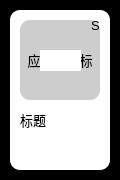
The window that src/rightClickHelper/view/management/menuItemCard.ui (NWYLZW/right-click-helper) describes before a commit, drawn with Qt 5.
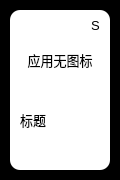
The same window after the commit. Icons and pictures are not drawn.

Commit message: [refactor] (view) 界面布局优化

```diff
--- a/src/rightClickHelper/view/management/menuItemCard.ui
+++ b/src/rightClickHelper/view/management/menuItemCard.ui
@@ -46,12 +46,14 @@
 	border-image: url(:/ico/image/common-icon/edit-ed.png);
 }
 
-#remove {
+#switchItem {
 	border: none;
-	border-image: url(:/ico/image/common-icon/delete.png);
 }
-#remove:hover {
-	border-image: url(:/ico/image/common-icon/delete-ed.png);
+#switchItem[status='open'] {
+    border-image: url(:/ico/image/switch-open.png);
+}
+#switchItem[status='close'] {
+    border-image: url(:/ico/image/switch-close.png);
 }
 
 #more {
@@ -138,101 +140,43 @@
      <set>Qt::AlignLeading|Qt::AlignLeft|Qt::AlignVCenter</set>
     </property>
    </widget>
-   <widget class="QWidget" name="maskCard" native="true">
-    <property name="geometry">
-     <rect>
-      <x>20</x>
-      <y>20</y>
-      <width>80</width>
-      <height>80</height>
-     </rect>
-    </property>
-    <property name="minimumSize">
-     <size>
-      <width>80</width>
-      <height>80</height>
-     </size>
-    </property>
-    <property name="maximumSize">
-     <size>
-      <width>80</width>
-      <height>80</height>
-     </size>
-    </property>
-    <property name="styleSheet">
-     <string notr="true">#switchItem {
-	border: none;
-}
-#switchItem[status='open'] {
-    border-image: url(:/ico/image/switch-open.png);
-}
-#switchItem[status='close'] {
-    border-image: url(:/ico/image/switch-close.png);
-}</string>
-    </property>
-    <widget class="QGraphicsView" name="switchItem">
-     <property name="geometry">
-      <rect>
-       <x>20</x>
-       <y>30</y>
-       <width>41</width>
-       <height>21</height>
-      </rect>
-     </property>
-     <property name="maximumSize">
-      <size>
-       <width>16777215</width>
-       <height>16777215</height>
-      </size>
-     </property>
-     <property name="cursor" stdset="0">
-      <cursorShape>PointingHandCursor</cursorShape>
-     </property>
-     <property name="toolTip">
-      <string/>
-     </property>
-     <property name="styleSheet">
-      <string notr="true"/>
-     </property>
-    </widget>
-   </widget>
    <widget class="QWidget" name="horizontalLayoutWidget_2">
     <property name="geometry">
      <rect>
       <x>10</x>
       <y>140</y>
       <width>101</width>
-      <height>21</height>
+      <height>22</height>
      </rect>
     </property>
     <layout class="QHBoxLayout" name="horizontalLayout">
      <item>
-      <widget class="QPushButton" name="edit">
+      <widget class="QGraphicsView" name="switchItem">
        <property name="minimumSize">
         <size>
-         <width>16</width>
-         <height>16</height>
+         <width>30</width>
+         <height>15</height>
         </size>
        </property>
        <property name="maximumSize">
         <size>
-         <width>16</width>
-         <height>16</height>
+         <width>30</width>
+         <height>15</height>
         </size>
        </property>
-       <property name="cursor">
+       <property name="cursor" stdset="0">
         <cursorShape>PointingHandCursor</cursorShape>
        </property>
        <property name="toolTip">
-        <string>编辑</string>
-       </property>
-       <property name="text">
         <string/>
        </property>
+       <property name="styleSheet">
+        <string notr="true"/>
+       </property>
       </widget>
      </item>
      <item>
-      <widget class="QPushButton" name="remove">
+      <widget class="QPushButton" name="edit">
        <property name="minimumSize">
         <size>
          <width>16</width>
@@ -249,7 +193,7 @@
         <cursorShape>PointingHandCursor</cursorShape>
        </property>
        <property name="toolTip">
-        <string>删除</string>
+        <string>编辑</string>
        </property>
        <property name="text">
         <string/>
```
The commit also changes 5 other files.
